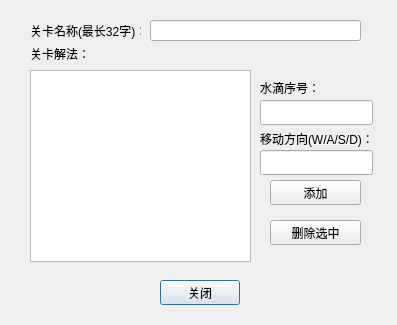
Old version of the form Main/infoeditor.ui in the repository fhh200000/QuellGen.
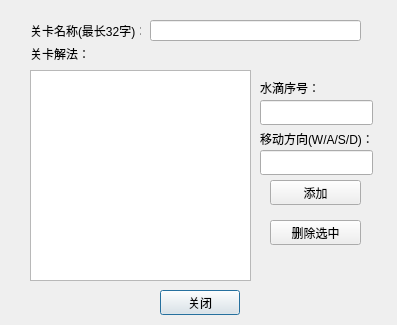
New version of the form.

The edit to the form file:
```diff
--- a/Main/infoeditor.ui
+++ b/Main/infoeditor.ui
@@ -43,7 +43,7 @@
    <property name="geometry">
     <rect>
      <x>160</x>
-     <y>280</y>
+     <y>290</y>
      <width>80</width>
      <height>25</height>
     </rect>
@@ -140,7 +140,7 @@
      <x>30</x>
      <y>70</y>
      <width>221</width>
-     <height>192</height>
+     <height>211</height>
     </rect>
    </property>
   </widget>
```
Left out of the diff: 4 changed lines with no effect on the pictures.
